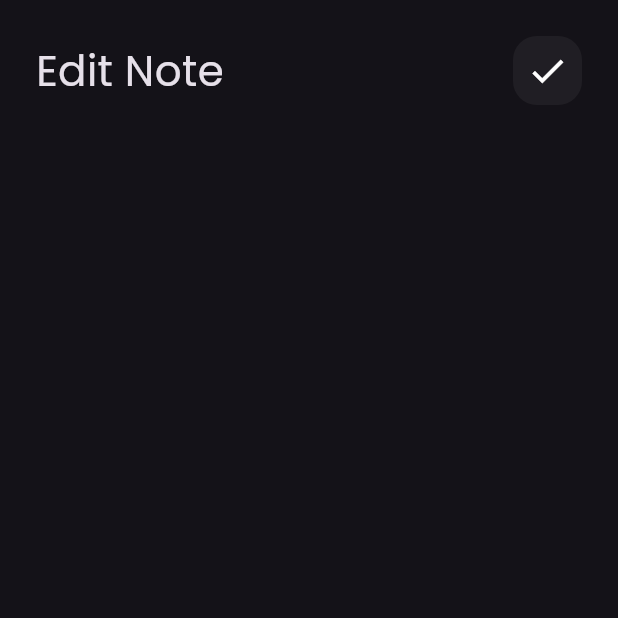
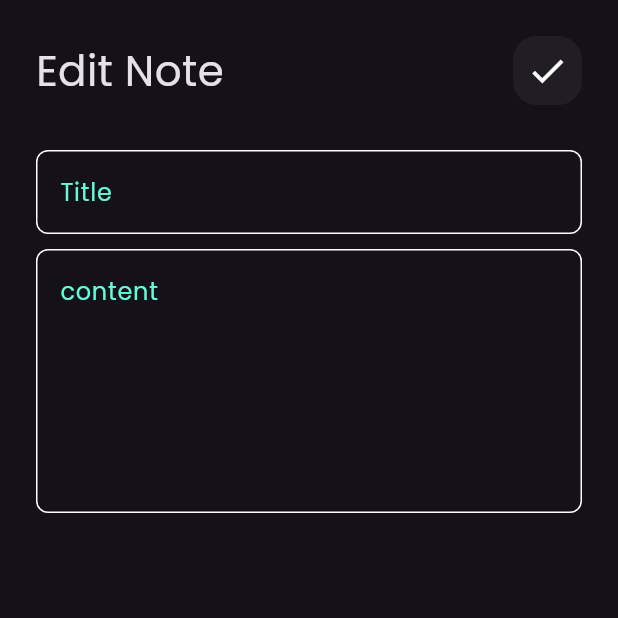
Before and after one commit to codingAndPlayin/notes_app, a Flutter app: the EditNoteView screen opened directly, on a phone screen of 412 x 824 dp, the top half of it. Run offline on Flutter 3.47's test engine with Material 3 defaults, Android fonts, the phone set to English and light mode, and no system bars; our stand-ins replace font_awesome_flutter.

Commit message:
edit note view ui done

```diff
--- a/lib/views/widgets/edit_note_view_body.dart
+++ b/lib/views/widgets/edit_note_view_body.dart
@@ -1,5 +1,6 @@
 import 'package:flutter/material.dart';
 import 'package:note_app__arabic/views/widgets/custom_app_bar.dart';
+import 'package:note_app__arabic/views/widgets/custom_text_field.dart';
 
 class EditNoteViewBody extends StatelessWidget {
   const EditNoteViewBody({super.key});
@@ -18,6 +19,21 @@ class EditNoteViewBody extends StatelessWidget {
             title: "Edit Note",
             icon: Icons.check,
           ),
+          //
+          SizedBox(
+            height: 30,
+          ),
+          //
+          CustomTextField(hint: "Title"),
+          //
+          SizedBox(
+            height: 10,
+          ),
+          //
+          CustomTextField(
+            hint: "content",
+            maxLines: 6,
+          )
         ],
       ),
     );
```
